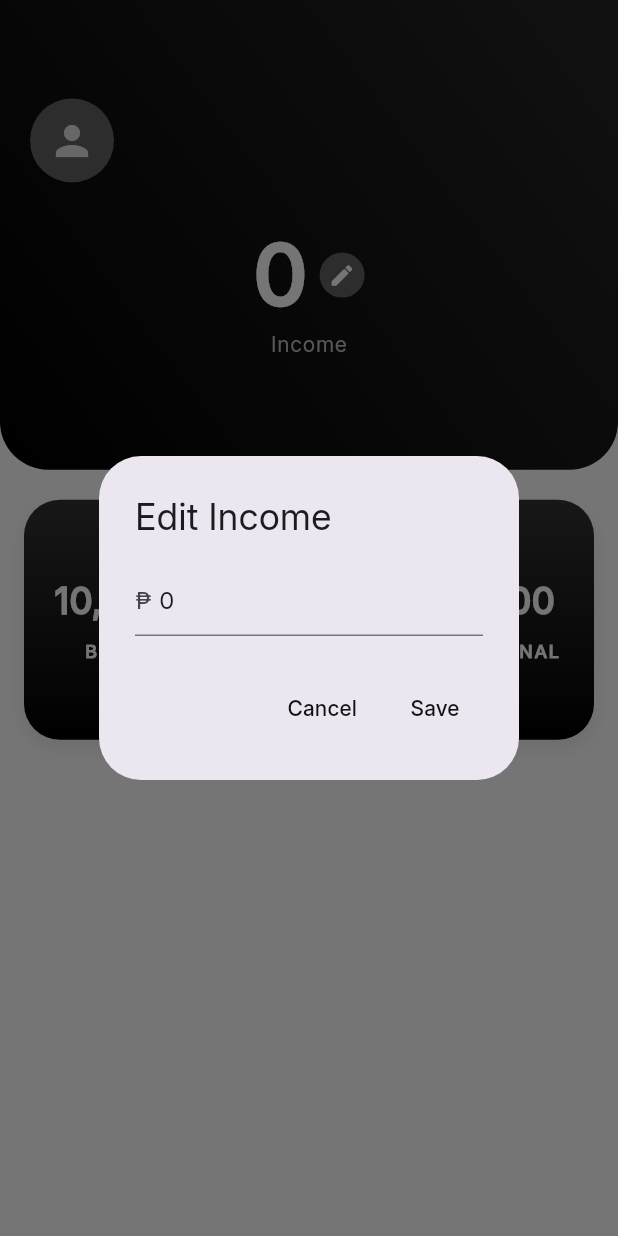
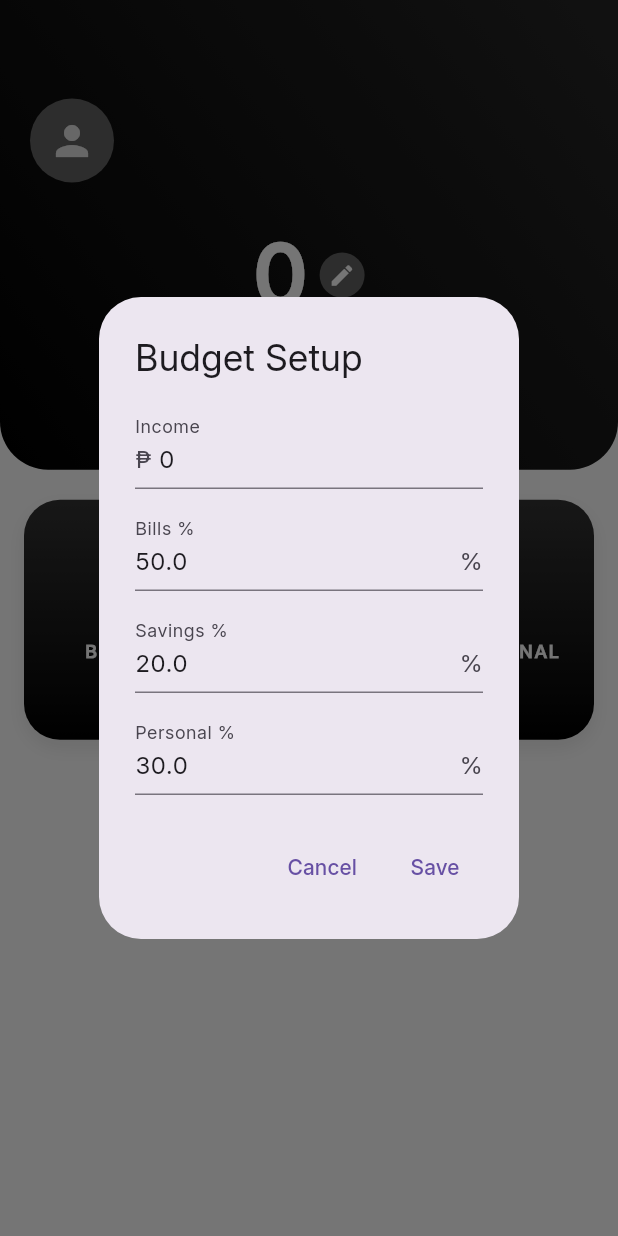
Before and after one commit to wbcjep0108/Journey-To-Balance, a Flutter app: the HomePage screen opened directly, after a tap on the "edit" icon, on a phone screen of 412 x 824 dp. Run offline on Flutter 3.47's test engine with Material 3 defaults, Android fonts, the phone set to English and light mode, and no system bars; our stand-ins replace firebase_auth, firebase_core, google_sign_in; accounts and stored records are empty.

Commit message:
added feature for percentage

```diff
--- a/lib/screens/home/home_page.dart
+++ b/lib/screens/home/home_page.dart
@@ -12,40 +12,124 @@ class HomePage extends StatefulWidget {
 class _HomePageState extends State<HomePage> {
   double balance = 0.0;
 
+double billsPercentage = 50.0;
+double savingsPercentage = 20.0;
+double personalPercentage = 30.0;
+
+double billsAmount = 0.0;
+double savingsAmount = 0.0;
+double personalAmount = 0.0;
+double remainingAmount = 0.0;
+
+
     void _showEditDialog() {
-    final TextEditingController controller =
+  final incomeController =
       TextEditingController(text: balance.toStringAsFixed(0));
+
+  final billsController =
+      TextEditingController(text: billsPercentage.toString());
+
+  final savingsController =
+      TextEditingController(text: savingsPercentage.toString());
+
+  final personalController =
+      TextEditingController(text: personalPercentage.toString());
 
   showDialog(
     context: context,
     builder: (context) => AlertDialog(
-        title: const Text('Edit Income'),
-        content: TextField(
-          controller: controller,
+      title: const Text('Budget Setup'),
+      content: SingleChildScrollView(
+        child: Column(
+          mainAxisSize: MainAxisSize.min,
+          children: [
+            TextField(
+              controller: incomeController,
               keyboardType: TextInputType.number,
               decoration: const InputDecoration(
-            hintText: 'Enter income amount',
+                labelText: 'Income',
                 prefixText: '₱ ',
+              ),
+            ),
+
+            const SizedBox(height: 12),
+
+            TextField(
+              controller: billsController,
+              keyboardType: TextInputType.number,
+              decoration: const InputDecoration(
+                labelText: 'Bills %',
+                suffixText: '%',
+              ),
+            ),
+
+            const SizedBox(height: 12),
+
+            TextField(
+              controller: savingsController,
+              keyboardType: TextInputType.number,
+              decoration: const InputDecoration(
+                labelText: 'Savings %',
+                suffixText: '%',
+              ),
+            ),
+
+            const SizedBox(height: 12),
+
+            TextField(
+              controller: personalController,
+              keyboardType: TextInputType.number,
+              decoration: const InputDecoration(
+                labelText: 'Personal %',
+                suffixText: '%',
+              ),
+            ),
+          ],
         ),
       ),
       actions: [
         TextButton(
           onPressed: () => Navigator.pop(context),
-            style: TextButton.styleFrom(
-              foregroundColor:  const Color(0xFF121212),
-            ),
           child: const Text('Cancel'),
         ),
         TextButton(
           onPressed: () {
-              final value = double.tryParse(controller.text);
-              if (value != null) {
-                setState(() => balance = value);
+            setState(() {
+              balance =
+                  double.tryParse(incomeController.text) ?? 0;
+
+              billsPercentage =
+                  double.tryParse(billsController.text) ?? 0;
+
+              savingsPercentage =
+                  double.tryParse(savingsController.text) ?? 0;
+
+              personalPercentage =
+                  double.tryParse(personalController.text) ?? 0;
+
+              double totalPercentage = billsPercentage + savingsPercentage + personalPercentage;
+
+              if (totalPercentage != 100) {
+                ScaffoldMessenger.of(context).showSnackBar(
+                  const SnackBar(
+                    content: Text(
+                      'Bills + Savings + Personal must equal 100%',
+                    ),
+                  ),
+                );
+                return;
               }
+
+              billsAmount = balance * (billsPercentage / 100);
+              savingsAmount = balance * (savingsPercentage / 100);
+              personalAmount = balance * (personalPercentage / 100);
+
+              remainingAmount =
+                  balance - billsAmount - savingsAmount - personalAmount;
+            });
+
               Navigator.pop(context);
             },
-             style: TextButton.styleFrom(
-             foregroundColor:  const Color(0xFF121212),),
           child: const Text('Save'),
         ),
       ],
@@ -197,7 +281,7 @@ class _HomePageState extends State<HomePage> {
                   // Bills Card
                   Expanded(
                     child: _BuildGridCard(
-                      amount: '10,000',
+                      amount: NumberFormat('#,##0').format(billsAmount),
                       label: 'BILLS',
                       gradientColors: const [
                         Color(0xFF333333),
@@ -209,7 +293,7 @@ class _HomePageState extends State<HomePage> {
 
                   Expanded(
                     child: _BuildGridCard(
-                      amount: '8,500',
+                      amount: NumberFormat('#,##0').format(savingsAmount),
                       label: 'SAVINGS',
                       gradientColors: const [
                         Color(0xFF333333),
@@ -221,7 +305,7 @@ class _HomePageState extends State<HomePage> {
 
                   Expanded(
                     child: _BuildGridCard(
-                      amount: '5,500',
+                      amount: NumberFormat('#,##0').format(personalAmount),
                       label: 'PERSONAL',
                       gradientColors: const [
                         Color(0xFF333333),
```
Lines whose indentation alone changed are shown as unchanged.
